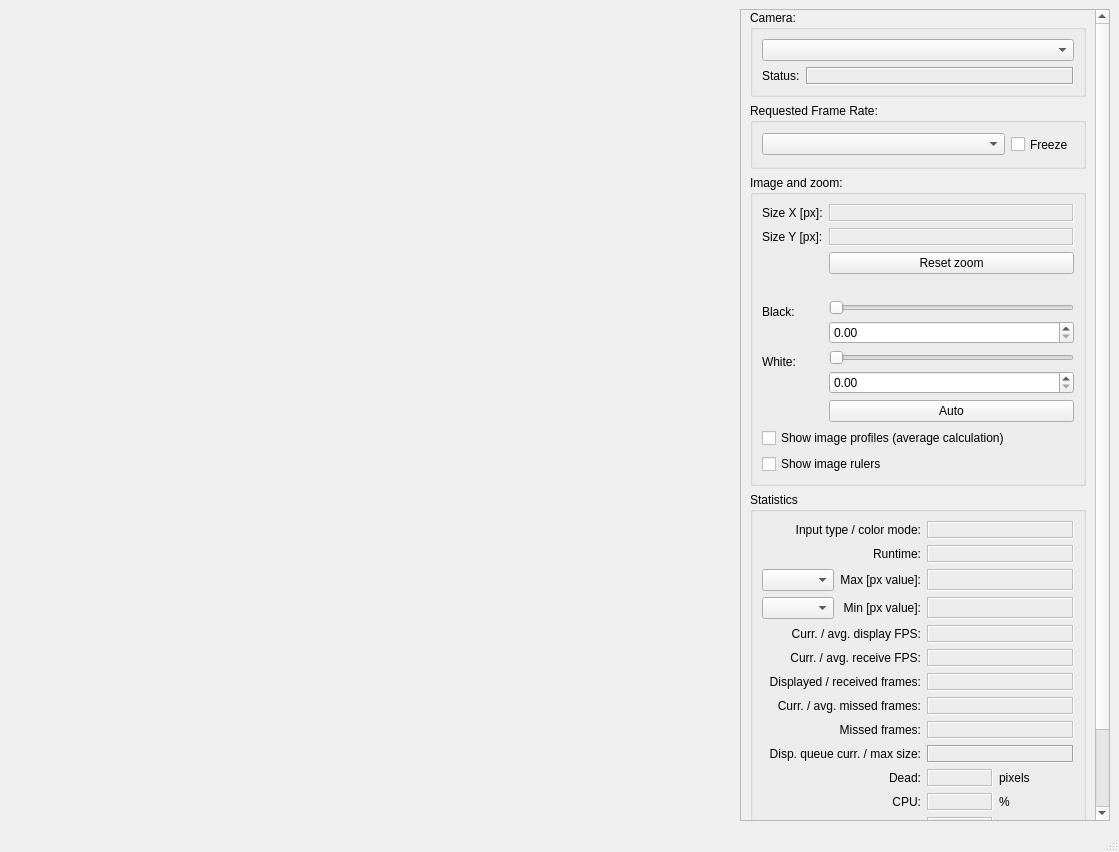
Before: the Qt Designer form c2dataviewer/ui/imagev.ui in epics-extensions/c2dataviewer, drawn with Qt 5.
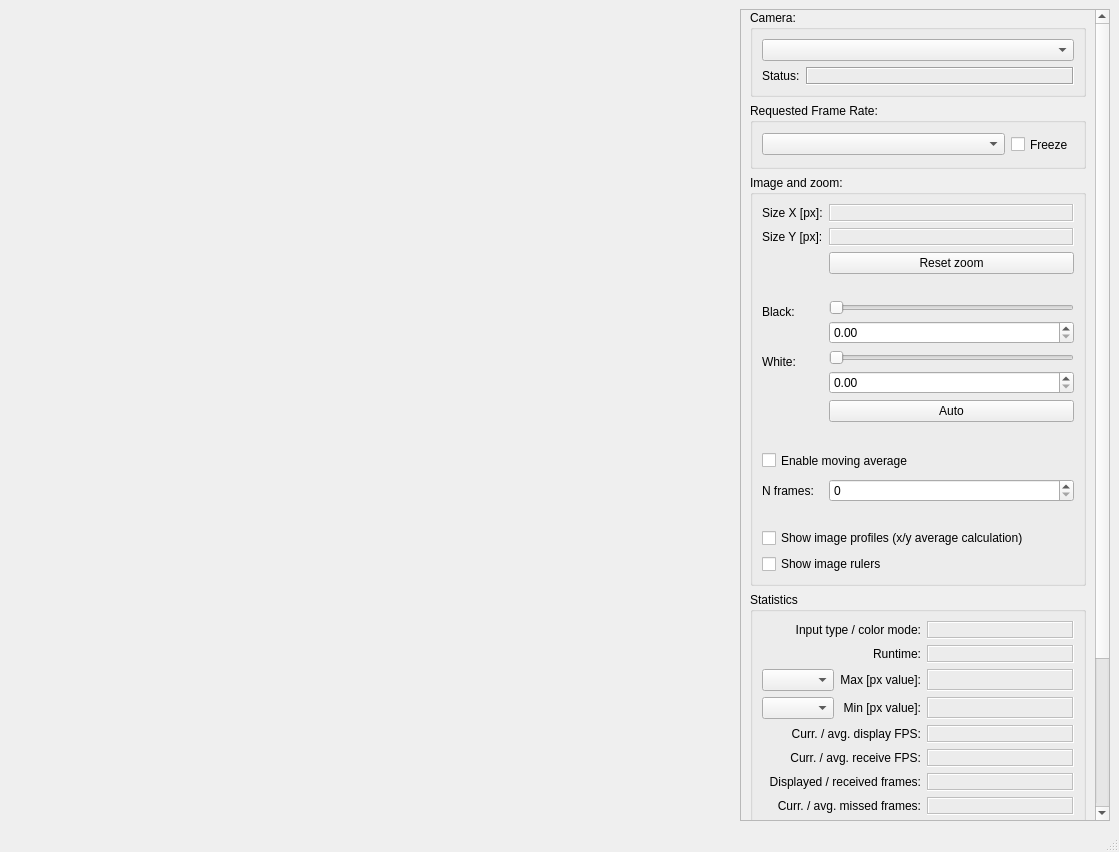
After: the same form once the commit is applied. Custom widgets are drawn as their Qt base class.

Commit message: add ability to calculate and display moving image averages

```diff
--- a/c2dataviewer/ui/imagev.ui
+++ b/c2dataviewer/ui/imagev.ui
@@ -314,16 +314,75 @@
                </layout>
               </item>
               <item row="8" column="0" colspan="2">
-               <widget class="QCheckBox" name="cbShowProfiles">
-                <property name="enabled">
-                 <bool>true</bool>
+               <widget class="QLabel" name="movingAverageLabel">
+                <property name="sizePolicy">
+                 <sizepolicy hsizetype="Preferred" vsizetype="Fixed">
+                  <horstretch>0</horstretch>
+                  <verstretch>0</verstretch>
+                 </sizepolicy>
                 </property>
                 <property name="text">
-                 <string>Show image profiles (average calculation)</string>
+                 <string/>
                 </property>
                </widget>
               </item>
               <item row="9" column="0" colspan="2">
+               <widget class="QCheckBox" name="cbEnableMovingAverage">
+                <property name="sizePolicy">
+                 <sizepolicy hsizetype="Fixed" vsizetype="Fixed">
+                  <horstretch>0</horstretch>
+                  <verstretch>0</verstretch>
+                 </sizepolicy>
+                </property>
+                <property name="minimumSize">
+                 <size>
+                  <width>0</width>
+                  <height>25</height>
+                 </size>
+                </property>
+                <property name="text">
+                 <string>Enable moving average</string>
+                </property>
+               </widget>
+              </item>
+              <item row="10" column="0">
+               <widget class="QLabel" name="label_30">
+                <property name="text">
+                 <string>N frames: </string>
+                </property>
+               </widget>
+              </item>
+              <item row="10" column="1">
+               <widget class="QSpinBox" name="sbMovingAverageFrames">
+                <property name="suffix">
+                 <string notr="true"/>
+                </property>
+               </widget>
+              </item>
+              <item row="11" column="0" colspan="2">
+               <widget class="QLabel" name="profilesLabel">
+                <property name="sizePolicy">
+                 <sizepolicy hsizetype="Preferred" vsizetype="Fixed">
+                  <horstretch>0</horstretch>
+                  <verstretch>0</verstretch>
+                 </sizepolicy>
+                </property>
+                <property name="text">
+                 <string/>
+                </property>
+               </widget>
+              </item>
+              <item row="12" column="0" colspan="2">
+               <widget class="QCheckBox" name="cbShowProfiles">
+                <property name="enabled">
+                 <bool>true</bool>
+                </property>
+                <property name="text">
+                 <string>Show image profiles (x/y average calculation)</string>
+                </property>
+               </widget>
+              </item>
+              <item row="13" column="0" colspan="2">
                <widget class="QCheckBox" name="cbShowRulers">
                 <property name="enabled">
                  <bool>true</bool>
```
Left out of the diff: 14 changed lines with no effect on the pictures. The commit also changes 3 other files.
